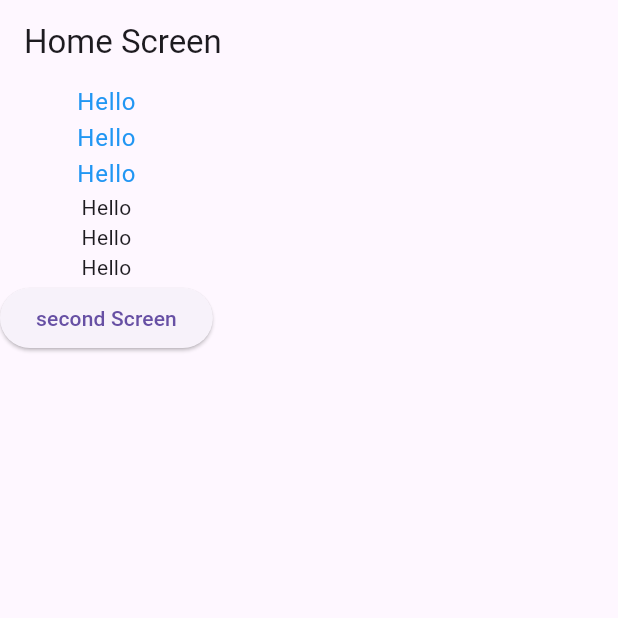
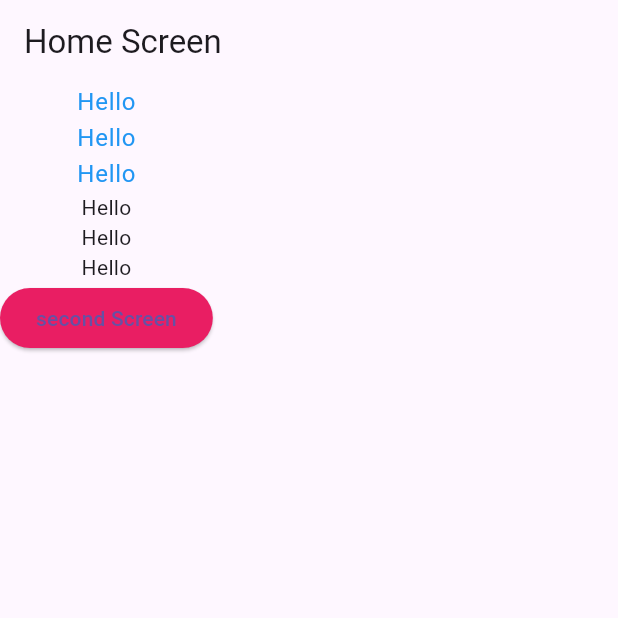
Before and after one commit to ashrafulislamakik/Flutter_Widgets_Module_5, a Flutter app: the screen it shows after launch, on a phone screen of 412 x 824 dp, the top half of it. Run offline on Flutter 3.47's test engine with Material 3 defaults, Android fonts, the phone set to English and light mode, and no system bars.

Commit message:
Update main.dart

```diff
--- a/lib/main.dart
+++ b/lib/main.dart
@@ -18,6 +18,11 @@ class MyApp extends StatelessWidget {
         brightness: Brightness.light,
         textTheme: TextTheme(
           bodyLarge: TextStyle(color: Colors.blue)
+        ),
+        elevatedButtonTheme: ElevatedButtonThemeData(
+          style: ElevatedButton.styleFrom(
+            backgroundColor: Colors.pink
+          )
         )
       ),
 
```
